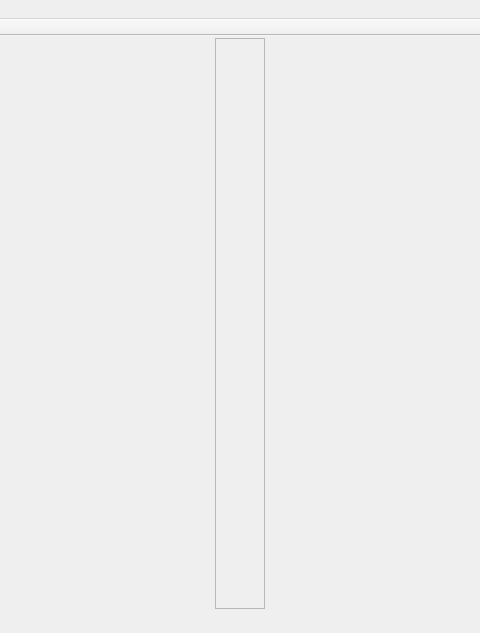
Old version of the form src/indentgui.ui in the repository yuhaoth/univsalindent; both pictures show x 258 to 738 and y 0 to 633 of the 949 by 633 pixel window.
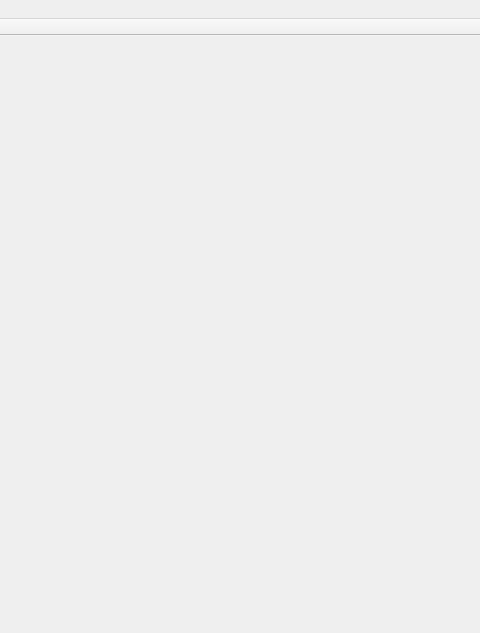
New version of the form. Icons and pictures are not drawn.

Commit message: Removed the old line numbers QTextEdit and set line numbers for QScintilla.

What changed in the file:
```diff
--- a/src/indentgui.ui
+++ b/src/indentgui.ui
@@ -32,42 +32,6 @@
       <property name="spacing" >
        <number>0</number>
       </property>
-      <item>
-       <widget class="QTextEdit" name="txtedLineNumbers" >
-        <property name="enabled" >
-         <bool>false</bool>
-        </property>
-        <property name="maximumSize" >
-         <size>
-          <width>50</width>
-          <height>16777215</height>
-         </size>
-        </property>
-        <property name="font" >
-         <font>
-          <family>Courier New</family>
-          <pointsize>10</pointsize>
-          <weight>50</weight>
-          <italic>false</italic>
-          <bold>false</bold>
-          <underline>false</underline>
-          <strikeout>false</strikeout>
-         </font>
-        </property>
-        <property name="contextMenuPolicy" >
-         <enum>Qt::NoContextMenu</enum>
-        </property>
-        <property name="verticalScrollBarPolicy" >
-         <enum>Qt::ScrollBarAlwaysOff</enum>
-        </property>
-        <property name="lineWrapMode" >
-         <enum>QTextEdit::NoWrap</enum>
-        </property>
-        <property name="readOnly" >
-         <bool>true</bool>
-        </property>
-       </widget>
-      </item>
      </layout>
     </item>
    </layout>
```
Left out of the diff: 3 changed lines with no effect on the pictures. The commit also changes 2 other files.
